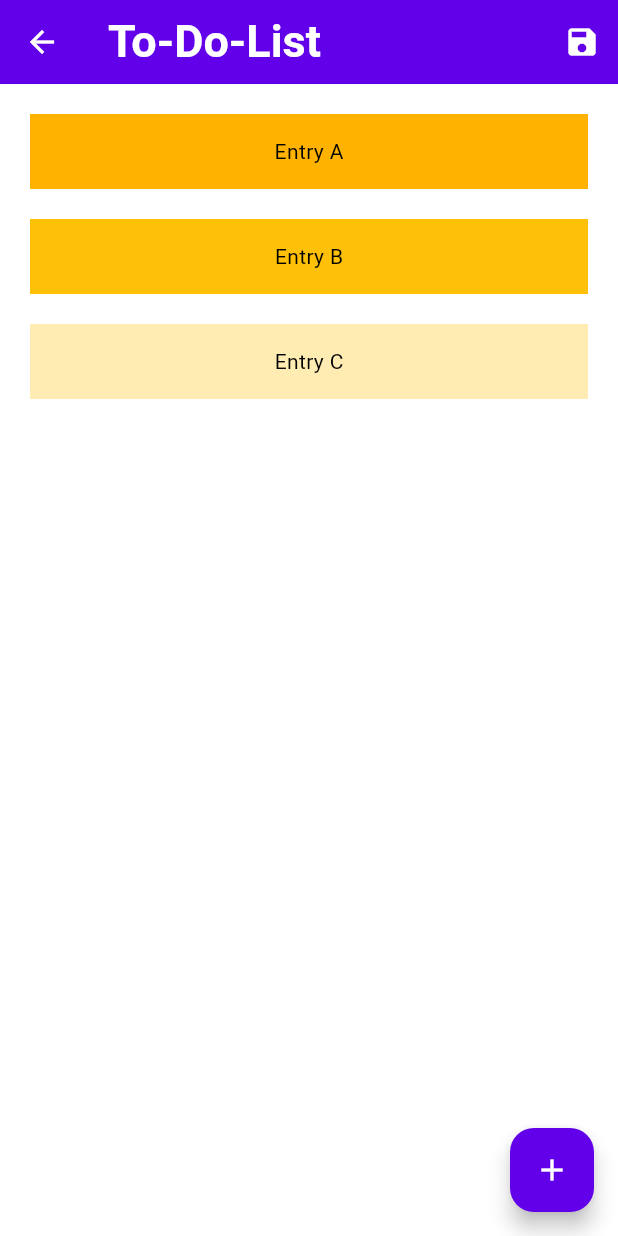
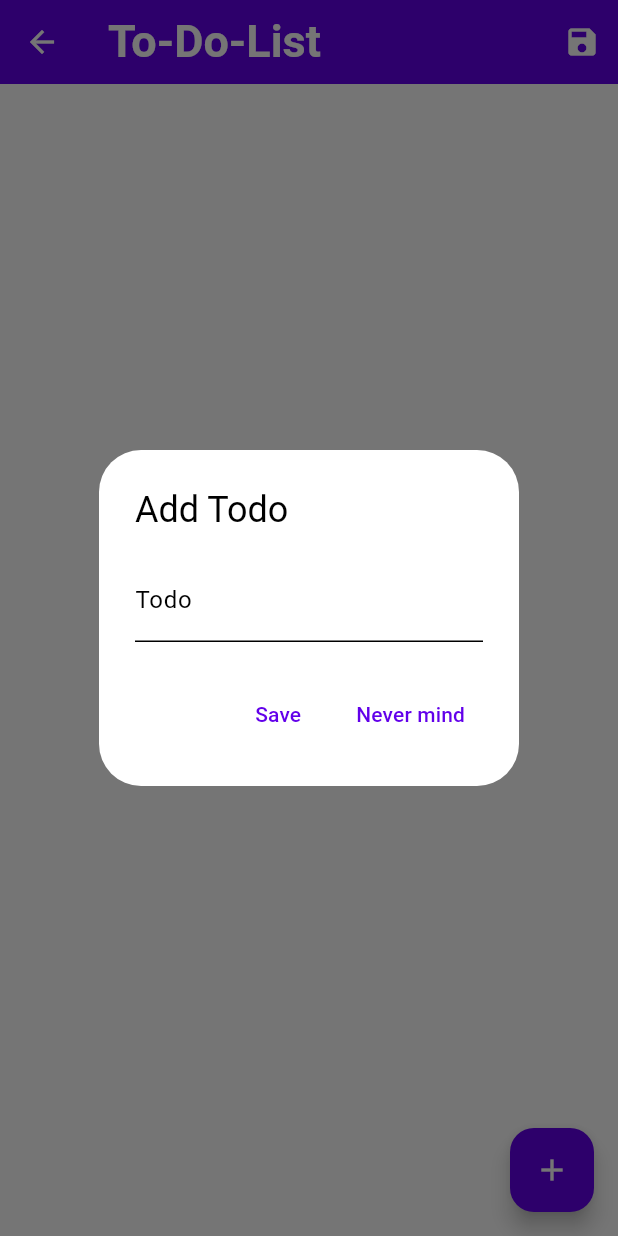
Before and after one commit to Zimgo012/flutter_app, a Flutter app: the Todolist screen opened by its route, after a tap on the "add" icon, on a phone screen of 412 x 824 dp. Run offline on Flutter 3.47's test engine with Material 3 defaults, Android fonts, the light colour scheme and no system bars; our stand-ins replace cloud_firestore, firebase_auth, firebase_core; missing offline and left inert: firebase_ui_auth; accounts and stored records are empty.

Commit message:
Added todolist functionality

```diff
--- a/lib/otherWidgets/edit_user_info.dart
+++ b/lib/otherWidgets/edit_user_info.dart
@@ -1,10 +1,12 @@
 import 'package:flutter/material.dart';
 import 'package:firebase_auth/firebase_auth.dart' hide EmailAuthProvider;
 
+import '../todolist/todo_model.dart';
+import '../todolist/todo_service.dart';
 
 
 
-//Pop-up Setting Name for User
+//Pop-up Text Field
 Future<void> dialogBuilder(BuildContext context, VoidCallback onUpdate) {
     String? newName;
 
@@ -60,3 +62,67 @@ Future<void> dialogBuilder(BuildContext context, VoidCallback onUpdate) {
       },
     );
   }
+
+Future<void> dialogBuilderToDoList(
+  BuildContext context,
+  VoidCallback onUpdate,
+  String userId,
+  TodoService todoService,
+) {
+  String? todoTitle;
+
+  return showDialog<void>(
+    context: context,
+    builder: (BuildContext context) {
+      return AlertDialog(
+        title: const Text('Add Todo'),
+        content: TextFormField(
+          decoration: const InputDecoration(
+            hintText: 'What are you going to do?',
+            labelText: 'Todo',
+          ),
+          onChanged: (String? value) {
+            todoTitle = value;
+          },
+        ),
+        actions: <Widget>[
+          TextButton(
+            style: TextButton.styleFrom(
+              textStyle: Theme.of(context).textTheme.labelLarge,
+            ),
+            child: const Text('Save'),
+            onPressed: () async {
+              if (todoTitle != null && todoTitle!.trim().isNotEmpty) {
+                // Create and add the todo
+                final newTodo = TodoModel(
+                  id: DateTime.now().millisecondsSinceEpoch.toString(),
+                  title: todoTitle!,
+                  description: '', // Empty description
+                  timestamp: DateTime.now(),
+                );
+                await todoService.addTodo(userId, newTodo);
+
+                // Call onUpdate to reload the UI
+                onUpdate();
+                Navigator.of(context).pop();
+              } else {
+                ScaffoldMessenger.of(context).showSnackBar(
+                  const SnackBar(content: Text('Todo cannot be empty!')),
+                );
+              }
+            },
+          ),
+          TextButton(
+            style: TextButton.styleFrom(
+              textStyle: Theme.of(context).textTheme.labelLarge,
+            ),
+            child: const Text('Never mind'),
+            onPressed: () {
+              Navigator.of(context).pop();
+            },
+          ),
+        ],
+      );
+    },
+  );
+}
--- /dev/null
+++ b/lib/todolist/todo_model.dart
@@ -0,0 +1,34 @@
+import 'package:cloud_firestore/cloud_firestore.dart';
+
+class TodoModel {
+  final String id;
+  final String title;
+  final String description;
+  final DateTime timestamp;
+
+  TodoModel({
+    required this.id,
+    required this.title,
+    required this.description,
+    required this.timestamp,
+  });
+
+  //Convert firestore doc to message object
+  factory TodoModel.fromFirestore(Map<String, dynamic> data) {
+    return TodoModel(
+      id: data['id'],
+      title: data['title'],
+      description: data['description'],
+      timestamp: (data['timestamp'] as Timestamp).toDate(),
+    );
+  }
+  //Convert objects to firestore docs
+  Map<String, dynamic> toFirestore() {
+    return {
+      'id': id,
+      'title': title,
+      'description': description,
+      'timestamp': timestamp,
+    };
+  }
+}
--- /dev/null
+++ b/lib/todolist/todo_service.dart
@@ -0,0 +1,79 @@
+import 'package:cloud_firestore/cloud_firestore.dart';
+import './todo_model.dart';
+
+class TodoService {
+final FirebaseFirestore _firestore = FirebaseFirestore.instance;
+
+    //Fetching todolist for user
+    Future<List<TodoModel>> getTodos(String userId) async{
+      final userDoc = await _firestore.collection('users').doc(userId).get();
+
+      if(userDoc.exists){
+        final todos = (userDoc.data()?['todos'] as List<dynamic>?) ?? [];
+        return todos.map((todo) => TodoModel.fromFirestore(todo)).toList();
+      }
+
+      return [];
+    }
+
+    //Adding a new todo-list for the user
+    Future<void> addTodo(String userId, TodoModel todo) async {
+    final userDocRef = _firestore.collection('users').doc(userId);
+
+    await _firestore.runTransaction((transaction) async {
+      final snapshot = await transaction.get(userDocRef);
+
+      if (!snapshot.exists) {
+        // If the user document doesn't exist, create it with an empty todos array
+        transaction.set(userDocRef, {
+          'todos': [todo.toFirestore()],
+        });
+      } else {
+        final currentTodos = (snapshot.data()?['todos'] as List<dynamic>) ?? [];
+        currentTodos.add(todo.toFirestore());
+
+        transaction.update(userDocRef, {'todos': currentTodos});
+      }
+    });
+  }
+
+  //Updating existing TodoList
+    Future<void> updateTodo(String userId, String todoId, Map<String, dynamic> updates) async {
+    final userDocRef = _firestore.collection('users').doc(userId);
+
+    await _firestore.runTransaction((transaction) async {
+      final snapshot = await transaction.get(userDocRef);
+
+      if (snapshot.exists) {
+        final currentTodos = (snapshot.data()?['todos'] as List<dynamic>) ?? [];
+        final updatedTodos = currentTodos.map((todo) {
+          if (todo['id'] == todoId) {
+            return {...todo, ...updates};
+          }
+          return todo;
+        }).toList();
+
+        transaction.update(userDocRef, {'todos': updatedTodos});
+      }
+    });
+  }
+
+  //Deleting todoList
+
+  Future<void> deleteTodo(String userId, String todoId) async {
+    final userDocRef = _firestore.collection('users').doc(userId);
+
+    await _firestore.runTransaction((transaction) async {
+      final snapshot = await transaction.get(userDocRef);
+
+      if (snapshot.exists) {
+        final currentTodos = (snapshot.data()?['todos'] as List<dynamic>) ?? [];
+        final updatedTodos = currentTodos.where((todo) => todo['id'] != todoId).toList();
+
+        transaction.update(userDocRef, {'todos': updatedTodos});
+      }
+    });
+  }
+
+
+}
--- a/lib/todolist/todolist.dart
+++ b/lib/todolist/todolist.dart
@@ -1,4 +1,11 @@
 import 'package:flutter/material.dart';
+import 'package:firebase_auth/firebase_auth.dart';
+
+import './todo_model.dart';
+import './todo_service.dart';
+import '../otherWidgets/async_functions.dart';
+import '../otherWidgets/edit_user_info.dart';
+
 
 class Todolist extends StatefulWidget {
   const Todolist({super.key});
@@ -9,12 +16,24 @@ class Todolist extends StatefulWidget {
 
 class _TodolistState extends State<Todolist>
     with SingleTickerProviderStateMixin {
+
   late AnimationController _controller;
+  final TodoService _todoService = TodoService();
+  final String userId = FirebaseAuth.instance.currentUser!.uid;
+
+   List<TodoModel> todos = [];
 
   @override
   void initState() {
     super.initState();
     _controller = AnimationController(vsync: this);
+  }
+
+  Future<void> _loadTodos() async {
+    final userTodos = await _todoService.getTodos(userId);
+    setState(() {
+      todos = userTodos;
+    });
   }
 
   @override
@@ -56,36 +75,35 @@ class _TodolistState extends State<Todolist>
         ),
       ),
     ),
-    body: ListView(
-      padding: const EdgeInsets.all(20),
-      children: <Widget>[
-        Container(
-          height: 50,
-          color: Colors.amber[600],
-          child: const Center(child: Text('Entry A')),
-        ),
-        SizedBox(height: 20),
-        Container(
-          height: 50,
-          color: Colors.amber[500],
-          child: const Center(child: Text('Entry B')),
-        ),
-        SizedBox(height: 20),
-        Container(
-          height: 50,
-          color: Colors.amber[100],
-          child: const Center(child: Text('Entry C')),
-        ),
-      ],
-    ),
-    floatingActionButton: Align(
-      alignment: Alignment.bottomRight,
-      child: FloatingActionButton(
+
+
+    body: todos.isEmpty
+          ? const Center(child: Text('No todos yet!'))
+          : ListView.builder(
+              padding: const EdgeInsets.all(20),
+              itemCount: todos.length,
+              itemBuilder: (context, index) {
+                final todo = todos[index];
+                return ListTile(
+                  title: Text(todo.title),
+                  trailing: IconButton(
+                    icon: const Icon(Icons.delete),
+                    onPressed: () async {
+                      await _todoService.deleteTodo(userId, todo.id);
+                      _loadTodos();
+                    },
+                  ),
+                );
+              },
+            ),
+
+
+     floatingActionButton: FloatingActionButton(
         onPressed: () {
+          dialogBuilderToDoList(context, _loadTodos, userId, _todoService);
         },
-        child: Icon(Icons.add),
+        child: const Icon(Icons.add),
       ),
-    ),
   );
 }
 
```
Also changed, not shown: lib/otherWidgets/async_functions.dart (+42 -3 lines).
